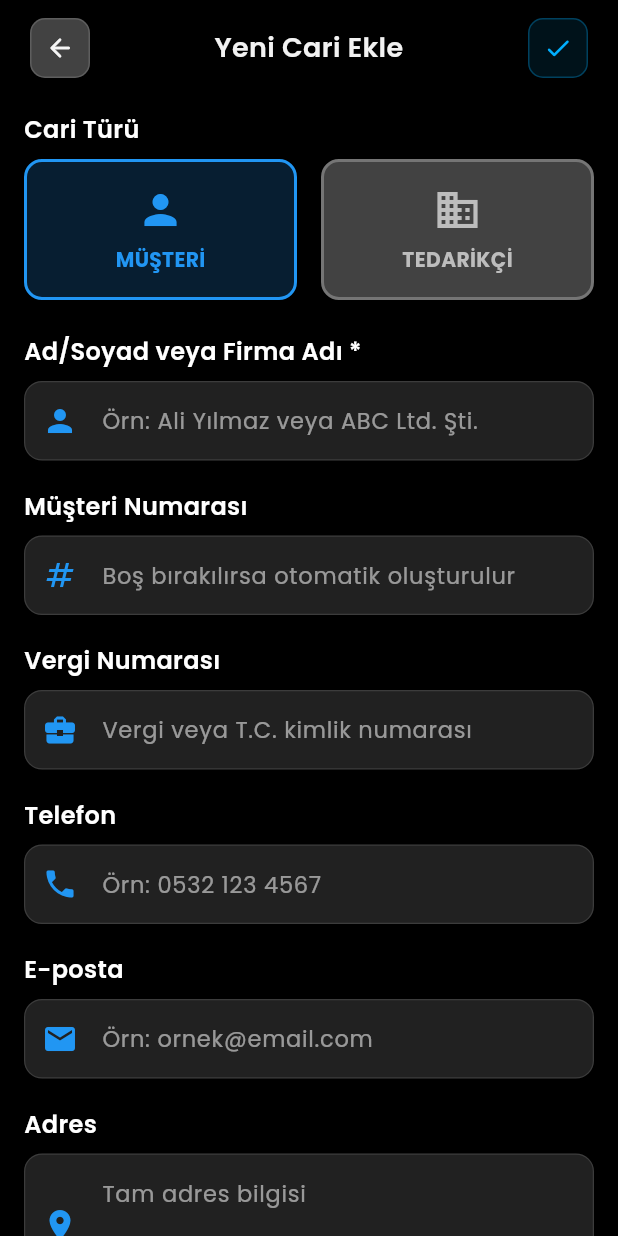
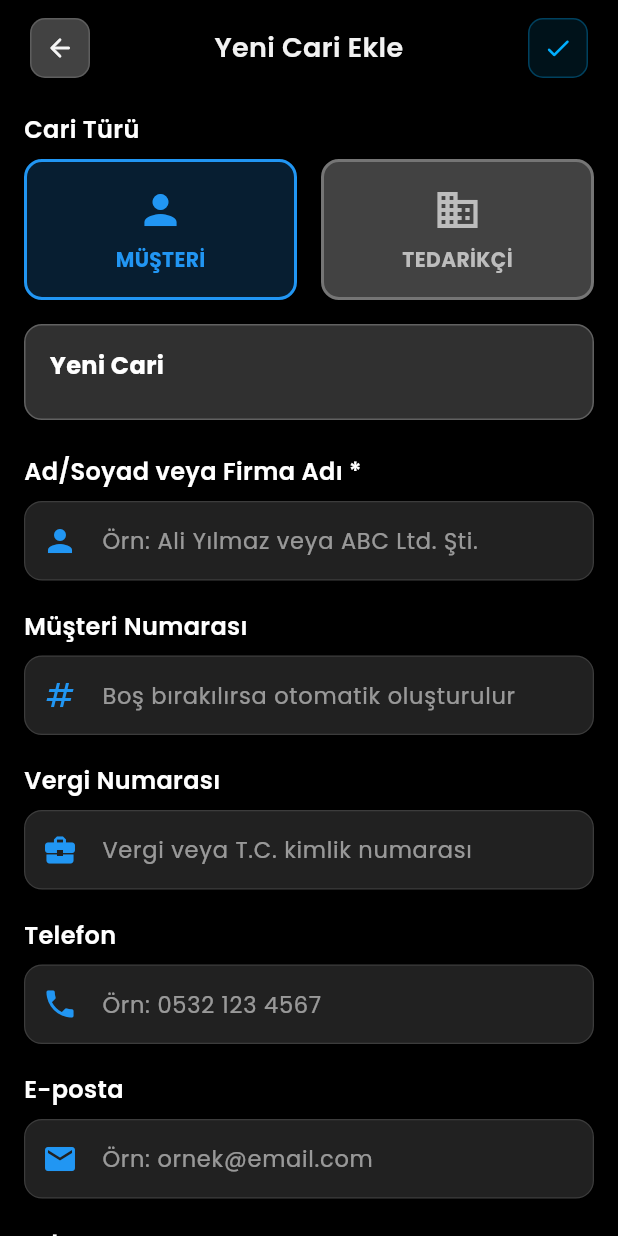
Before and after one commit to goktugyigit/easy_stock_app, a Flutter app: the AddEditCustomerPage screen opened directly, on a phone screen of 412 x 824 dp. Run offline on Flutter 3.47's test engine with Material 3 defaults, Android fonts, the light colour scheme and no system bars; our stand-ins replace another_flushbar, image_picker, shared_preferences; missing offline and left inert: mobile_scanner; accounts and stored records are empty.

Commit message:
Update management flow and customer form

```diff
--- a/lib/screens/add_edit_customer_page.dart
+++ b/lib/screens/add_edit_customer_page.dart
@@ -107,10 +107,21 @@ class _AddEditCustomerPageState extends State<AddEditCustomerPage> {
       _initialDebtController.text = '0';
       _initialCreditController.text = '0';
     }
+
+    _nameController.addListener(_updatePreview);
+    _customerNumberController.addListener(_updatePreview);
+    _supplierNumberController.addListener(_updatePreview);
+    _phoneController.addListener(_updatePreview);
+    _emailController.addListener(_updatePreview);
   }
 
   @override
   void dispose() {
+    _nameController.removeListener(_updatePreview);
+    _customerNumberController.removeListener(_updatePreview);
+    _supplierNumberController.removeListener(_updatePreview);
+    _phoneController.removeListener(_updatePreview);
+    _emailController.removeListener(_updatePreview);
     _nameController.dispose();
     _customerNumberController.dispose();
     _supplierNumberController.dispose();
@@ -122,6 +133,10 @@ class _AddEditCustomerPageState extends State<AddEditCustomerPage> {
     _initialCreditController.dispose();
     _notesController.dispose();
     super.dispose();
+  }
+
+  void _updatePreview() {
+    if (mounted) setState(() {});
   }
 
   Future<void> _saveCustomer() async {
@@ -370,6 +385,54 @@ class _AddEditCustomerPageState extends State<AddEditCustomerPage> {
     );
   }
 
+  Widget _buildInfoCard() {
+    return Container(
+      width: double.infinity,
+      padding: const EdgeInsets.all(16),
+      decoration: BoxDecoration(
+        color: Colors.grey[850],
+        borderRadius: BorderRadius.circular(12),
+        border: Border.all(color: Colors.grey[700]!),
+      ),
+      child: Column(
+        crossAxisAlignment: CrossAxisAlignment.start,
+        children: [
+          Text(
+            _nameController.text.isEmpty ? 'Yeni Cari' : _nameController.text,
+            style: const TextStyle(
+              color: Colors.white,
+              fontWeight: FontWeight.bold,
+              fontSize: 16,
+            ),
+          ),
+          const SizedBox(height: 8),
+          if (_selectedType == CustomerType.customer &&
+              _customerNumberController.text.isNotEmpty)
+            Text(
+              'Müşteri No: ${_customerNumberController.text}',
+              style: const TextStyle(color: Colors.white70, fontSize: 12),
+            ),
+          if (_selectedType == CustomerType.supplier &&
+              _supplierNumberController.text.isNotEmpty)
+            Text(
+              'Tedarikçi No: ${_supplierNumberController.text}',
+              style: const TextStyle(color: Colors.white70, fontSize: 12),
+            ),
+          if (_phoneController.text.isNotEmpty)
+            Text(
+              'Telefon: ${_phoneController.text}',
+              style: const TextStyle(color: Colors.white70, fontSize: 12),
+            ),
+          if (_emailController.text.isNotEmpty)
+            Text(
+              'E-posta: ${_emailController.text}',
+              style: const TextStyle(color: Colors.white70, fontSize: 12),
+            ),
+        ],
+      ),
+    );
+  }
+
   @override
   Widget build(BuildContext context) {
     return Scaffold(
@@ -390,6 +453,8 @@ class _AddEditCustomerPageState extends State<AddEditCustomerPage> {
               children: [
                 // Cari Türü
                 _buildTypeSelector(),
+                const SizedBox(height: 16),
+                _buildInfoCard(),
                 const SizedBox(height: 24),
 
                 // Ad/Firma Adı
--- a/lib/screens/warehouses_shops_page.dart
+++ b/lib/screens/warehouses_shops_page.dart
@@ -16,7 +16,7 @@ class WarehousesShopsPage extends StatelessWidget {
 
     return Scaffold(
       appBar: AppBar(
-        title: const Text('Depolar / Mağazalar'),
+        title: const Text('Depoları ve Dükkanları Yönet'),
         centerTitle: true,
       ),
       body: SafeArea(
```
Also changed, not shown: lib/screens/add_edit_stock_page.dart (+17 -6 lines).
